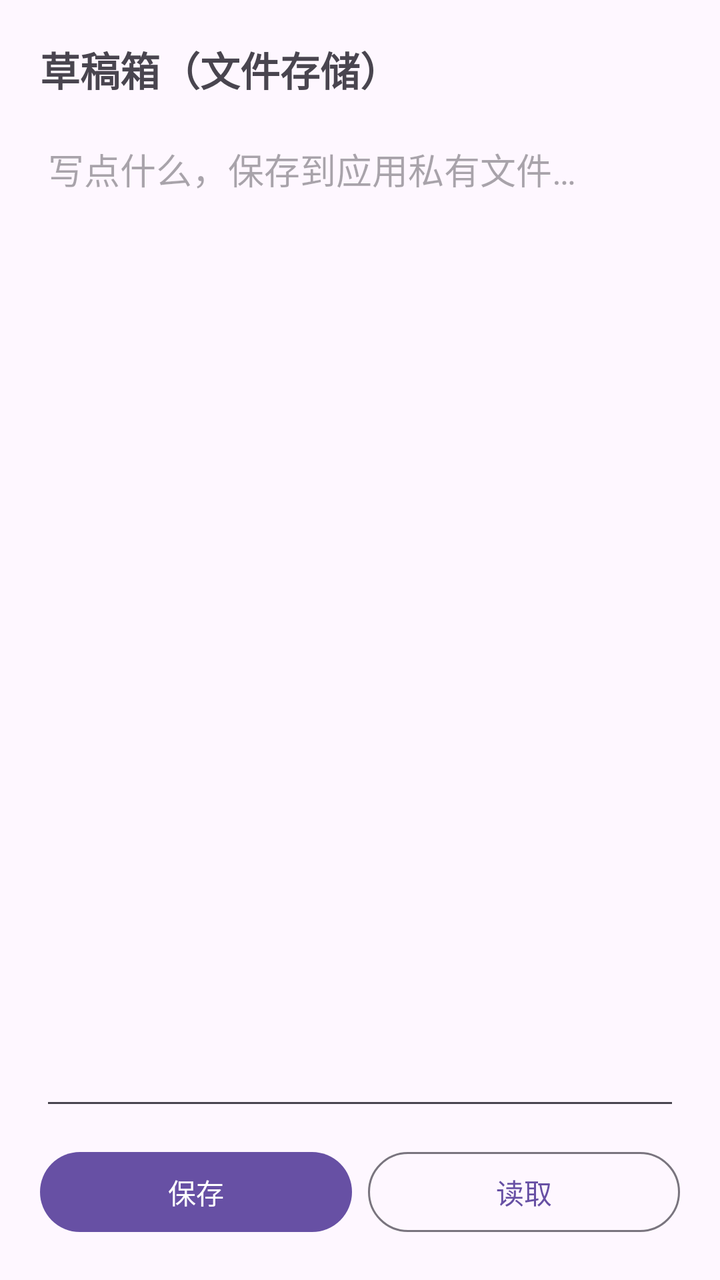
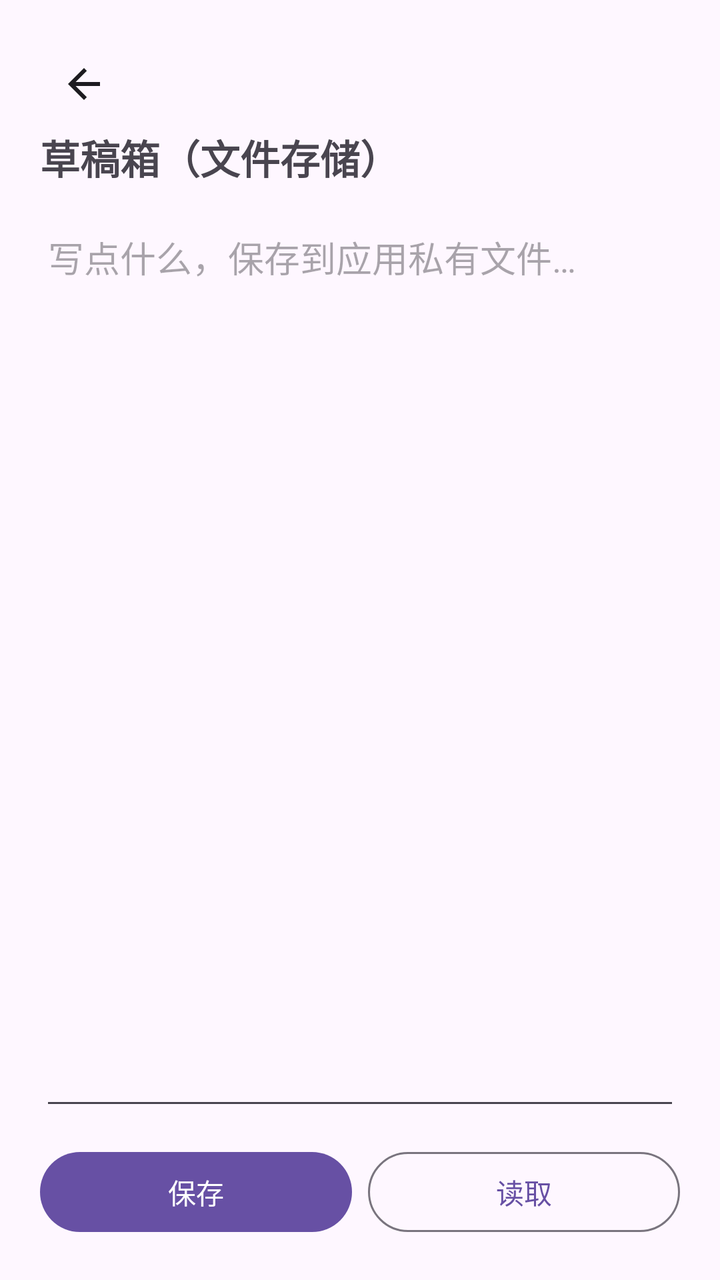

Two renders of the same Android screen: before a commit and after it. Below are the layout's source before the change and the commit's diff.
<!-- AndroidManifest.xml: application theme Theme.Keyou -->
<!-- res/layout/activity_draft.xml -->
<?xml version="1.0" encoding="utf-8"?>
<LinearLayout xmlns:android="http://schemas.android.com/apk/res/android"
    android:layout_width="match_parent"
    android:layout_height="match_parent"
    android:orientation="vertical"
    android:padding="20dp">

    <TextView
        android:layout_width="wrap_content"
        android:layout_height="wrap_content"
        android:text="@string/draft_title"
        android:textSize="20sp"
        android:textStyle="bold"
        android:layout_marginBottom="12dp" />

    <EditText
        android:id="@+id/et_draft"
        android:layout_width="match_parent"
        android:layout_height="0dp"
        android:layout_weight="1"
        android:gravity="top"
        android:hint="@string/draft_hint"
        android:inputType="textMultiLine" />

    <LinearLayout
        android:layout_width="match_parent"
        android:layout_height="wrap_content"
        android:orientation="horizontal"
        android:layout_marginTop="12dp">

        <Button
            android:id="@+id/btn_save_draft"
            android:layout_width="0dp"
            android:layout_height="wrap_content"
            android:layout_weight="1"
            android:layout_marginEnd="8dp"
            android:text="@string/draft_save" />

        <Button
            android:id="@+id/btn_load_draft"
            style="@style/Widget.Material3.Button.OutlinedButton"
            android:layout_width="0dp"
            android:layout_height="wrap_content"
            android:layout_weight="1"
            android:text="@string/draft_load" />
    </LinearLayout>

</LinearLayout>
<!-- resources referenced by this layout -->
<resources>
  <string name="draft_hint">写点什么，保存到应用私有文件…</string>
  <string name="draft_load">读取</string>
  <string name="draft_save">保存</string>
  <string name="draft_title">草稿箱（文件存储）</string>
  <style name="Theme.Keyou" parent="Theme.Material3.DayNight.NoActionBar" />
</resources>

<!-- the commit's change to res/layout/activity_draft.xml (unified diff, before → after) -->
@@ -4,6 +4,8 @@
     android:layout_height="match_parent"
     android:orientation="vertical"
     android:padding="20dp">
+
+    <include layout="@layout/view_back_bar" />
 
     <TextView
         android:layout_width="wrap_content"
@@ -46,3 +48,19 @@
     </LinearLayout>
 
 </LinearLayout>
+<!-- res/layout/view_back_bar.xml (included above) -->
+<?xml version="1.0" encoding="utf-8"?>
+<FrameLayout xmlns:android="http://schemas.android.com/apk/res/android"
+    android:layout_width="wrap_content"
+    android:layout_height="wrap_content">
+
+    <ImageButton
+        android:id="@+id/btn_back"
+        android:layout_width="44dp"
+        android:layout_height="44dp"
+        android:background="?attr/selectableItemBackgroundBorderless"
+        android:contentDescription="@string/back"
+        android:padding="10dp"
+        android:src="@drawable/ic_arrow_back" />
+
+</FrameLayout>
<!-- resource entries referenced after the edit -->
@@ -1,5 +1,18 @@
 <!-- resources referenced by this layout -->
 <resources>
+  <!-- drawable ic_arrow_back (drawable) -->
+  <?xml version="1.0" encoding="utf-8"?>
+  <vector xmlns:android="http://schemas.android.com/apk/res/android"
+      android:width="24dp"
+      android:height="24dp"
+      android:viewportWidth="24"
+      android:viewportHeight="24"
+      android:tint="?attr/colorOnSurface">
+      <path
+          android:fillColor="@android:color/white"
+          android:pathData="M20,11H7.83l5.59,-5.59L12,4l-8,8 8,8 1.41,-1.41L7.83,13H20v-2z" />
+  </vector>
+  <string name="back">返回</string>
   <string name="draft_hint">写点什么，保存到应用私有文件…</string>
   <string name="draft_load">读取</string>
   <string name="draft_save">保存</string>
